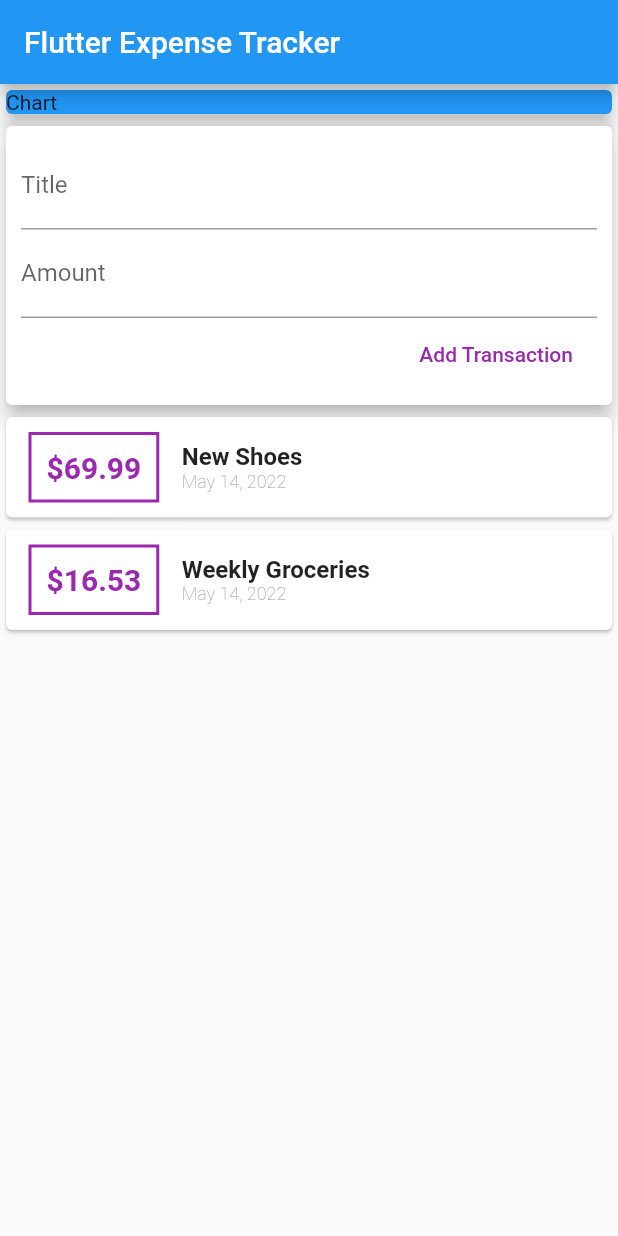
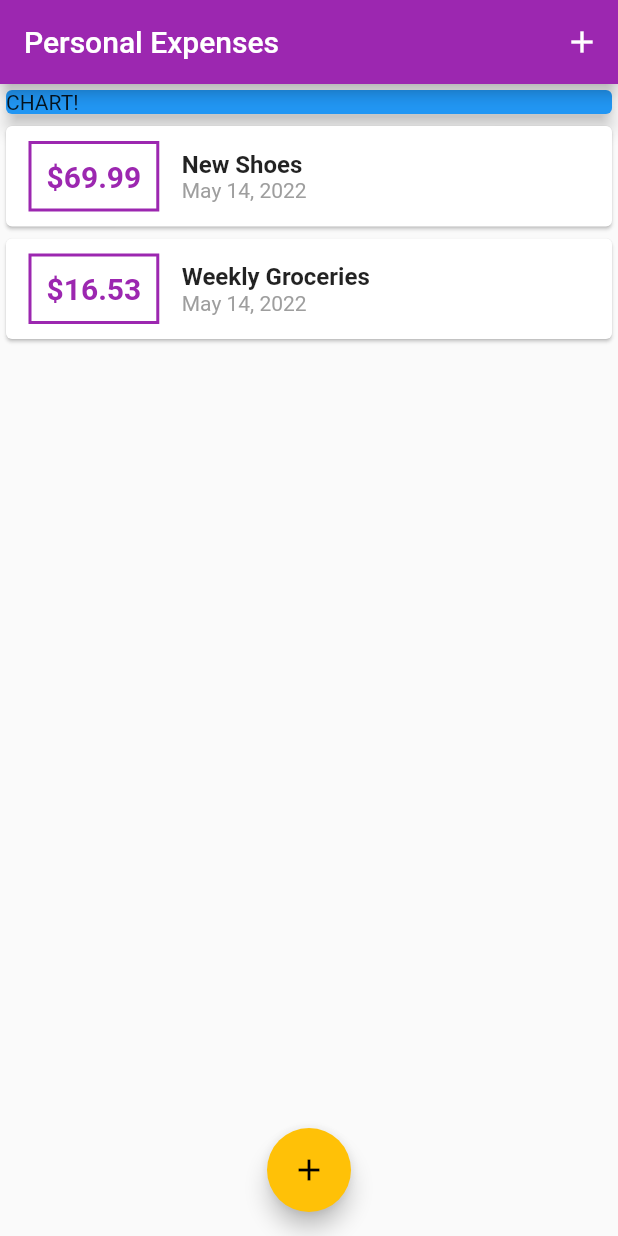
Before and after one commit to mcooper7649/flutter-expense-tracker-app, a Flutter app: the screen it shows after launch, on a phone screen of 412 x 824 dp. Run offline on Flutter 3.47's test engine with Material 2 defaults, Android fonts, the phone set to English and light mode, and no system bars.

Commit message:
fixed main.dart bug, added theme, merged user_transaction

```diff
--- a/lib/main.dart
+++ b/lib/main.dart
@@ -1,88 +1,108 @@
-import './widgets/user_transactions.dart';
 import 'package:flutter/material.dart';
 
-void main() {
-  runApp(MyApp());
-}
+import './widgets/new_transaction.dart';
+import './widgets/transaction_list.dart';
+import './models/transaction.dart';
+
+void main() => runApp(MyApp());
 
 class MyApp extends StatelessWidget {
-  // This widget is the root of your application.
   @override
   Widget build(BuildContext context) {
     return MaterialApp(
-      title: 'Expense Tracker',
+      title: 'Personal Expenses',
       theme: ThemeData(
-        // This is the theme of your application.
-        //
-        // Try running your application with "flutter run". You'll see the
-        // application has a blue toolbar. Then, without quitting the app, try
-        // changing the primarySwatch below to Colors.green and then invoke
-        // "hot reload" (press "r" in the console where you ran "flutter run",
-        // or simply save your changes to "hot reload" in a Flutter IDE).
-        // Notice that the counter didn't reset back to zero; the application
-        // is not restarted.
-        primarySwatch: Colors.blue,
+        primarySwatch: Colors.purple,
+        accentColor: Colors.amber,
       ),
-      home: const MyHomePage(title: 'Flutter Expense Tracker'),
+      home: MyHomePage(),
     );
   }
 }
 
 class MyHomePage extends StatefulWidget {
-  const MyHomePage({Key? key, required this.title}) : super(key: key);
-
-  // This widget is the home page of your application. It is stateful, meaning
-  // that it has a State object (defined below) that contains fields that affect
-  // how it looks.
-
-  // This class is the configuration for the state. It holds the values (in this
-  // case the title) provided by the parent (in this case the App widget) and
-  // used by the build method of the State. Fields in a Widget subclass are
-  // always marked "final".
-
-  final String title;
-
+  // String titleInput;
+  // String amountInput;
   @override
-  State<MyHomePage> createState() => _MyHomePageState();
+  _MyHomePageState createState() => _MyHomePageState();
 }
 
 class _MyHomePageState extends State<MyHomePage> {
+  final List<Transaction> _userTransactions = [
+    Transaction(
+      id: 't1',
+      title: 'New Shoes',
+      amount: 69.99,
+      date: DateTime.now(),
+    ),
+    Transaction(
+      id: 't2',
+      title: 'Weekly Groceries',
+      amount: 16.53,
+      date: DateTime.now(),
+    ),
+  ];
+
+  void _addNewTransaction(String txTitle, double txAmount) {
+    final newTx = Transaction(
+      title: txTitle,
+      amount: txAmount,
+      date: DateTime.now(),
+      id: DateTime.now().toString(),
+    );
+
+    setState(() {
+      _userTransactions.add(newTx);
+    });
+  }
+
+  void _startAddNewTransaction(BuildContext ctx) {
+    showModalBottomSheet(
+      context: ctx,
+      builder: (_) {
+        return GestureDetector(
+          onTap: () {},
+          child: NewTransaction(_addNewTransaction),
+          behavior: HitTestBehavior.opaque,
+        );
+      },
+    );
+  }
+
   @override
   Widget build(BuildContext context) {
-    // String titleInput = '';
-    // String amountInput = '';
-
-    final titleController = TextEditingController();
-    final amountController = TextEditingController();
-
-    // This method is rerun every time setState is called, for instance as done
-    // by the _incrementCounter method above.
-    //
-    // The Flutter framework has been optimized to make rerunning build methods
-    // fast, so that you can just rebuild anything that needs updating rather
-    // than having to individually change instances of widgets.
     return Scaffold(
       appBar: AppBar(
-          // Here we take the value from the MyHomePage object that was created by
-          // the App.build method, and use it to set our appbar title.
-          title: Text(widget.title),
+        title: Text('Personal Expenses'),
+        actions: <Widget>[
+          IconButton(
+            icon: Icon(Icons.add),
+            onPressed: () => _startAddNewTransaction(context),
+          ),
+        ],
       ),
       body: SingleChildScrollView(
         child: Column(
-            mainAxisAlignment: MainAxisAlignment.start,
+          // mainAxisAlignment: MainAxisAlignment.start,
           crossAxisAlignment: CrossAxisAlignment.stretch,
           children: <Widget>[
             Container(
               width: double.infinity,
-                child: const Card(
+              child: Card(
                 color: Colors.blue,
-                  child: Text('Chart'),
+                child: Text('CHART!'),
                 elevation: 5,
               ),
             ),
-              UserTransactions()
+            TransactionList(_userTransactions),
           ],
         ),
-        ));
+      ),
+      floatingActionButtonLocation: FloatingActionButtonLocation.centerFloat,
+      floatingActionButton: FloatingActionButton(
+        child: Icon(Icons.add),
+        onPressed: () => _startAddNewTransaction(context),
+      ),
+    );
   }
 }
--- a/lib/models/transaction.dart
+++ b/lib/models/transaction.dart
@@ -1,4 +1,3 @@
-import 'package:flutter/material.dart';
 import 'package:flutter/foundation.dart';
 
 class Transaction {
@@ -7,9 +6,10 @@ class Transaction {
   final double amount;
   final DateTime date;
 
-  Transaction(
-      {required this.id,
-      required this.title,
-      required this.amount,
-      required this.date});
+  Transaction({
+    required this.id,
+    required this.title,
+    required this.amount,
+    required this.date,
+  });
 }
--- a/lib/widgets/new_transaction.dart
+++ b/lib/widgets/new_transaction.dart
@@ -1,11 +1,18 @@
 import 'package:flutter/material.dart';
 
-class NewTransaction extends StatelessWidget {
+class NewTransaction extends StatefulWidget {
   final Function addTx;
-  final titleController = TextEditingController();
-  final amountController = TextEditingController();
 
   NewTransaction(this.addTx);
+
+  @override
+  _NewTransactionState createState() => _NewTransactionState();
+}
+
+class _NewTransactionState extends State<NewTransaction> {
+  final titleController = TextEditingController();
+
+  final amountController = TextEditingController();
 
   void submitData() {
     final enteredTitle = titleController.text;
@@ -14,10 +21,13 @@ class NewTransaction extends StatelessWidget {
     if (enteredTitle.isEmpty || enteredAmount <= 0) {
       return;
     }
-    addTx(
+
+    widget.addTx(
       enteredTitle,
       enteredAmount,
     );
+
+    Navigator.of(context).pop();
   }
 
   @override
@@ -32,7 +42,7 @@ class NewTransaction extends StatelessWidget {
             TextField(
               decoration: InputDecoration(labelText: 'Title'),
               controller: titleController,
-              onSubmitted: (_) => submitData,
+              onSubmitted: (_) => submitData(),
               // onChanged: (val) {
               //   titleInput = val;
               // },
@@ -40,21 +50,15 @@ class NewTransaction extends StatelessWidget {
             TextField(
               decoration: InputDecoration(labelText: 'Amount'),
               controller: amountController,
-              keyboardType: TextInputType.numberWithOptions(decimal: true),
-              onSubmitted: (_) => submitData,
-              // onChanged: (val) {
-              //   amountInput = val;
-              // },
+              keyboardType: TextInputType.number,
+              onSubmitted: (_) => submitData(),
+              // onChanged: (val) => amountInput = val,
             ),
             FlatButton(
               child: Text('Add Transaction'),
-              // onPressed: () {
-              //   print(titleInput);
-              //   print(amountInput);
-              // },
+              textColor: Colors.purple,
               onPressed: submitData,
-              textColor: Colors.purple,
-            )
+            ),
           ],
         ),
       ),
--- a/lib/widgets/transaction_list.dart
+++ b/lib/widgets/transaction_list.dart
@@ -1,6 +1,7 @@
 import 'package:flutter/material.dart';
+import 'package:intl/intl.dart';
+
 import '../models/transaction.dart';
-import 'package:intl/intl.dart';
 
 class TransactionList extends StatelessWidget {
   final List<Transaction> transactions;
@@ -12,8 +13,7 @@ class TransactionList extends StatelessWidget {
     return Container(
       height: 300,
       child: ListView.builder(
-        itemCount: transactions.length,
-        itemBuilder: (context, index) {
+        itemBuilder: (ctx, index) {
           return Card(
             child: Row(
               children: <Widget>[
@@ -24,17 +24,18 @@ class TransactionList extends StatelessWidget {
                   ),
                   decoration: BoxDecoration(
                     border: Border.all(
-                      color: Colors.purple,
+                      color: Theme.of(context).primaryColor,
                       width: 2,
                     ),
                   ),
                   padding: EdgeInsets.all(10),
                   child: Text(
-                    "\$${transactions[index].amount}",
+                    '\$${transactions[index].amount.toStringAsFixed(2)}',
                     style: TextStyle(
-                        fontWeight: FontWeight.bold,
-                        fontSize: 20,
-                        color: Colors.purple),
+                      fontWeight: FontWeight.bold,
+                      fontSize: 20,
+                      color: Theme.of(context).primaryColor,
+                    ),
                   ),
                 ),
                 Column(
@@ -42,15 +43,16 @@ class TransactionList extends StatelessWidget {
                   children: <Widget>[
                     Text(
                       transactions[index].title,
-                      style:
-                          TextStyle(fontWeight: FontWeight.bold, fontSize: 16),
+                      style: TextStyle(
+                        fontSize: 16,
+                        fontWeight: FontWeight.bold,
+                      ),
                     ),
                     Text(
-                      DateFormat.yMMMMd().format(transactions[index].date),
+                      DateFormat.yMMMd().format(transactions[index].date),
                       style: TextStyle(
-                          fontWeight: FontWeight.w200,
-                          fontSize: 12,
-                          color: Colors.grey),
+                        color: Colors.grey,
+                      ),
                     ),
                   ],
                 ),
@@ -58,6 +60,7 @@ class TransactionList extends StatelessWidget {
             ),
           );
         },
+        itemCount: transactions.length,
       ),
     );
   }
--- a/lib/widgets/user_transactions.dart
+++ /dev/null
@@ -1,50 +0,0 @@
-import 'package:flutter/material.dart';
-
-import './new_transaction.dart';
-import './transaction_list.dart';
-import '../models/transaction.dart';
-
-class UserTransactions extends StatefulWidget {
-  @override
-  _UserTransactionsState createState() => _UserTransactionsState();
-}
-
-class _UserTransactionsState extends State<UserTransactions> {
-  final List<Transaction> _userTransactions = [
-    Transaction(
-      id: 't1',
-      title: 'New Shoes',
-      amount: 69.99,
-      date: DateTime.now(),
-    ),
-    Transaction(
-      id: 't2',
-      title: 'Weekly Groceries',
-      amount: 16.53,
-      date: DateTime.now(),
-    ),
-  ];
-
-  void _addNewTransaction(String txTitle, double txAmount) {
-    final newTx = Transaction(
-      title: txTitle,
-      amount: txAmount,
-      date: DateTime.now(),
-      id: DateTime.now().toString(),
-    );
-
-    setState(() {
-      _userTransactions.add(newTx);
-    });
-  }
-
-  @override
-  Widget build(BuildContext context) {
-    return Column(
-      children: <Widget>[
-        NewTransaction(_addNewTransaction),
-        TransactionList(_userTransactions),
-      ],
-    );
-  }
-}
```
Lines whose indentation alone changed are shown as unchanged.
